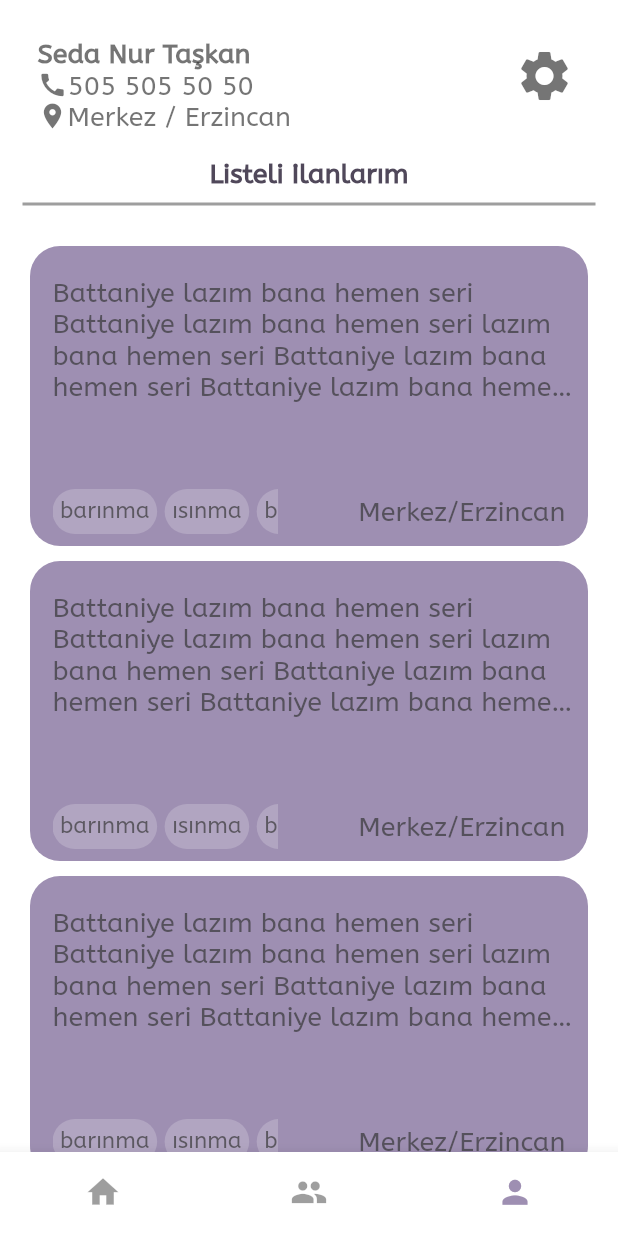
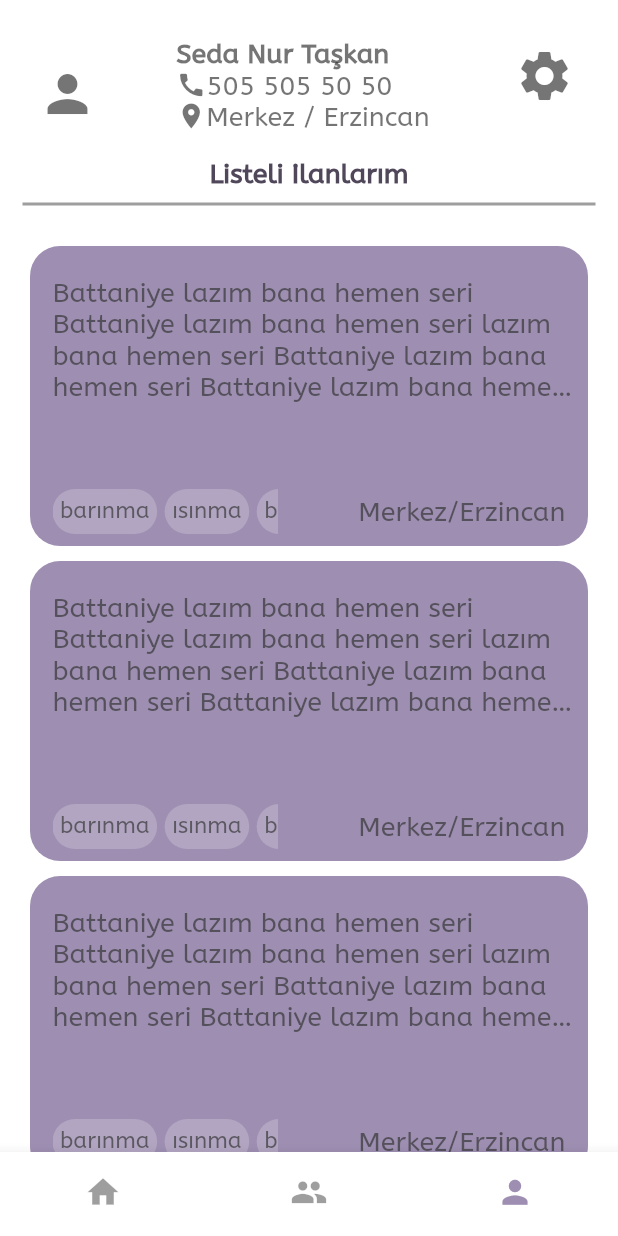
Before and after one commit to saltukozelgul/aya-flutter, a Flutter app: the ProfileScreen screen opened by its route, on a phone screen of 412 x 824 dp. Run offline on Flutter 3.47's test engine with Material 2 defaults, Android fonts, the phone set to English and light mode, and no system bars; our stand-ins replace auto_route, cached_network_image, flutter_bloc, flutter_dotenv, flutter_svg, font_awesome_flutter and 3 more; missing offline and left inert: latlng, mailer, map; accounts and stored records are empty; project files that could hold a hidden picture were left out.

Commit message:
added person logo

```diff
--- a/lib/product/profile/pages/default_profile/view/profile_screen.dart
+++ b/lib/product/profile/pages/default_profile/view/profile_screen.dart
@@ -156,6 +156,7 @@ Container _buildProfile(BuildContext context) => Container(
         child: Row(
           mainAxisAlignment: MainAxisAlignment.spaceBetween,
           children: [
+            const Icon(Icons.person, color: colorDisable, size: 40),
             Column(
               crossAxisAlignment: CrossAxisAlignment.start,
               children: [
```
